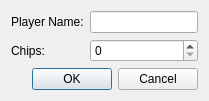
Above: src/addplayerdialog.ui from ZybsBaggins/PokerTurney before the change. Below: the same form after it.
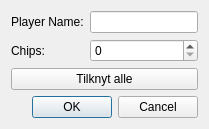
That is the form after the change.

```diff
--- a/src/addplayerdialog.ui
+++ b/src/addplayerdialog.ui
@@ -40,6 +40,13 @@
      </item>
     </layout>
    </item>
+   <item>
+    <widget class="QPushButton" name="selectAllButton">
+        <property name="text">
+        <string>Tilknyt alle</string>
+        </property>
+    </widget>
+    </item>
    <item>
     <widget class="QDialogButtonBox" name="buttonBox">
      <property name="standardButtons">
```
